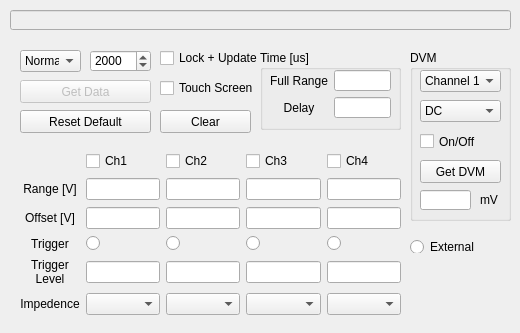
First picture: the form in osc_dialog.ui, repository TripletESR/DAQ_GUI, before the edit.
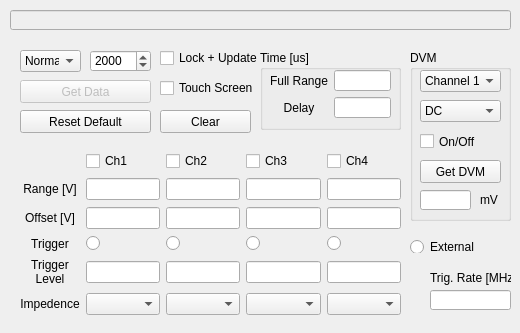
Second picture: the form after the edit.

Diff of the .ui file:
```diff
--- a/osc_dialog.ui
+++ b/osc_dialog.ui
@@ -575,6 +575,29 @@
     <string>External</string>
    </property>
   </widget>
+  <widget class="QLineEdit" name="lineEdit_trgRate">
+   <property name="geometry">
+    <rect>
+     <x>430</x>
+     <y>290</y>
+     <width>81</width>
+     <height>20</height>
+    </rect>
+   </property>
+  </widget>
+  <widget class="QLabel" name="label_9">
+   <property name="geometry">
+    <rect>
+     <x>430</x>
+     <y>270</y>
+     <width>81</width>
+     <height>16</height>
+    </rect>
+   </property>
+   <property name="text">
+    <string>Trig. Rate [MHz]</string>
+   </property>
+  </widget>
  </widget>
  <resources/>
  <connections/>
```
